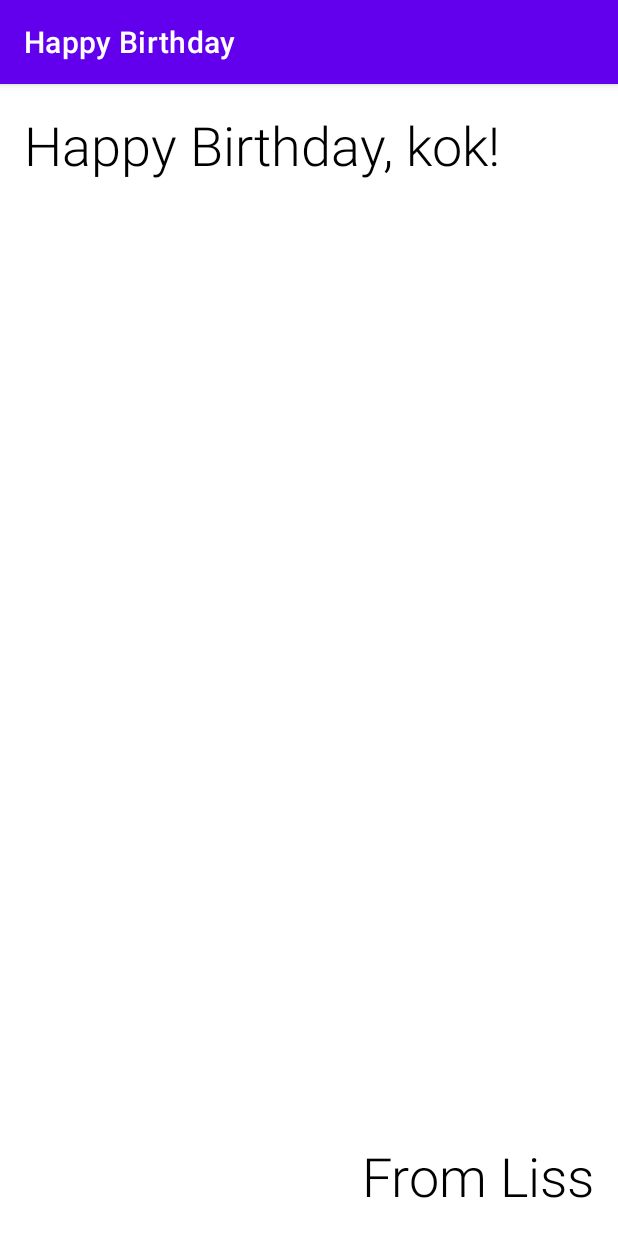
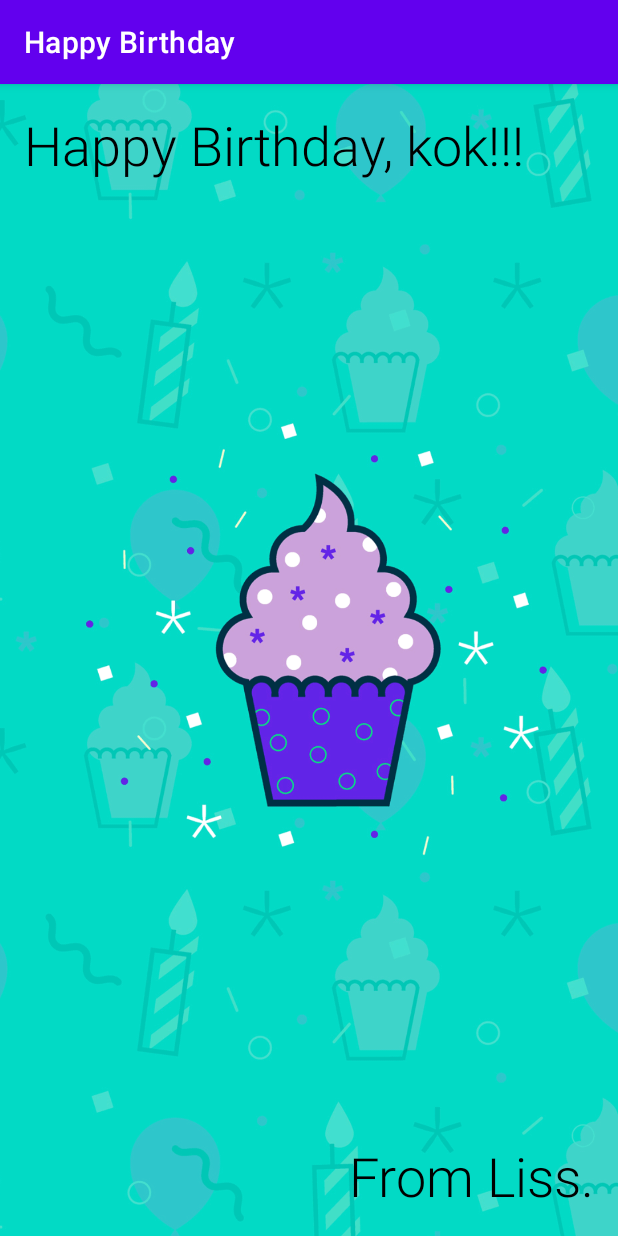
Before and after one commit to cokkike88/BirthdayCardApp, an Android app: the screen it shows after launch (MainActivity), on a phone screen of 412 x 824 dp. Run offline under Robolectric (Android 15) with nearby library versions, the phone set to English and light mode, and no system bars.

```diff
--- a/app/src/main/res/layout/activity_main.xml
+++ b/app/src/main/res/layout/activity_main.xml
@@ -6,14 +6,26 @@
     android:layout_height="match_parent"
     tools:context=".MainActivity">
 
+    <ImageView
+        android:id="@+id/imageView"
+        android:layout_width="0dp"
+        android:layout_height="0dp"
+        android:scaleType="centerCrop"
+        app:layout_constraintBottom_toBottomOf="parent"
+        app:layout_constraintEnd_toEndOf="parent"
+        app:layout_constraintStart_toStartOf="parent"
+        app:layout_constraintTop_toTopOf="parent"
+        app:srcCompat="@drawable/androidparty"
+        android:importantForAccessibility="no"/>
+
     <TextView
         android:id="@+id/textView"
         android:layout_width="wrap_content"
         android:layout_height="wrap_content"
         android:layout_marginStart="16dp"
         android:layout_marginTop="16dp"
-        android:text="Happy Birthday, kok!"
         android:fontFamily="sans-serif-light"
+        android:text="@string/happy_birthday_text"
         android:textColor="@color/black"
         android:textSize="36sp"
         app:layout_constraintStart_toStartOf="parent"
@@ -22,12 +34,14 @@
     <TextView
         android:layout_width="wrap_content"
         android:layout_height="wrap_content"
-        android:text="From Liss"
+        android:layout_marginEnd="16dp"
+        android:layout_marginBottom="16dp"
+        android:fontFamily="sans-serif-light"
+        android:text="@string/signature_text"
+        android:textColor="@color/black"
         android:textSize="36sp"
-        android:fontFamily="sans-serif-light"
-        android:textColor="@color/black"
-        android:layout_marginBottom="16dp"
-        android:layout_marginEnd="16dp"
-        app:layout_constraintEnd_toEndOf="parent"
-        app:layout_constraintBottom_toBottomOf="parent"/>
+        app:layout_constraintBottom_toBottomOf="parent"
+        app:layout_constraintEnd_toEndOf="parent" />
+
+
 </androidx.constraintlayout.widget.ConstraintLayout>
--- a/app/src/main/res/values/strings.xml
+++ b/app/src/main/res/values/strings.xml
@@ -1,3 +1,5 @@
 <resources>
     <string name="app_name">Happy Birthday</string>
+    <string name="happy_birthday_text">Happy Birthday, kok!!!</string>
+    <string name="signature_text">From Liss.</string>
 </resources>
--- a/build.gradle
+++ b/build.gradle
@@ -5,7 +5,7 @@ buildscript {
         mavenCentral()
     }
     dependencies {
-        classpath "com.android.tools.build:gradle:7.0.2"
+        classpath 'com.android.tools.build:gradle:7.0.4'
         classpath "org.jetbrains.kotlin:kotlin-gradle-plugin:1.6.10"
 
         // NOTE: Do not place your application dependencies here; they belong
```
Also changed, not shown: app/src/main/res/drawable/androidparty.png (added).
